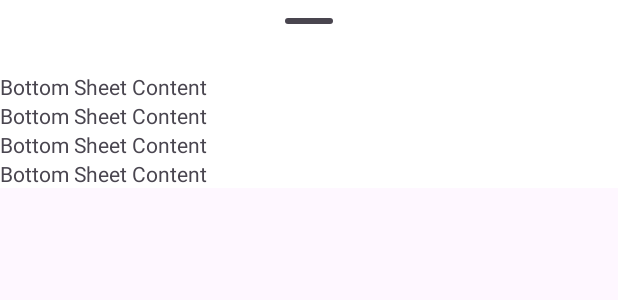
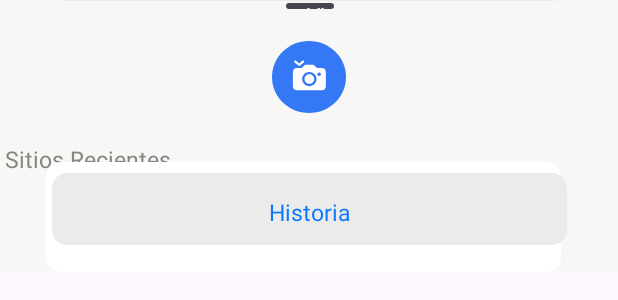
Before and after one commit to BrenSV/Mobile-Android, an Android app: the layout bottom_sheet_layout.xml on its own in the app's theme, with its tools: preview values and no code run, on a phone screen of 412 x 824 dp. Shown: the top 300 px of the screen. Run offline under Robolectric (Android 15) with nearby library versions, the phone set to English and light mode, and no system bars.

Commit message:
[Update Interfaces]

```diff
--- /dev/null
+++ b/BottomSheets/app/src/main/res/drawable/camera_foreground.xml
@@ -0,0 +1,19 @@
+<?xml version="1.0" encoding="utf-8"?>
+<vector
+    xmlns:android="http://schemas.android.com/apk/res/android"
+    xmlns:aapt="http://schemas.android.com/aapt"
+    android:width="36dp"
+    android:height="36dp"
+    android:viewportWidth="36"
+    android:viewportHeight="36"
+    >
+    <group>
+        <clip-path
+            android:pathData="M18 0C27.9411 0 36 8.05887 36 18C36 27.9411 27.9411 36 18 36C8.05887 36 0 27.9411 0 18C0 8.05887 8.05887 0 18 0Z"
+            />
+        <path
+            android:pathData="M0 0V36H36V0"
+            android:fillColor="#3478F6"
+            />
+    </group>
+</vector>
--- /dev/null
+++ b/BottomSheets/app/src/main/res/drawable/camera_shutter_button_fill.xml
@@ -0,0 +1,9 @@
+<vector xmlns:android="http://schemas.android.com/apk/res/android"
+    android:width="29dp"
+    android:height="28dp"
+    android:viewportWidth="29"
+    android:viewportHeight="28">
+  <path
+      android:pathData="M5.018,4.292L7.497,6.41C7.681,6.56 7.866,6.665 8.059,6.665C8.253,6.665 8.437,6.56 8.622,6.41L11.1,4.292C11.883,3.642 10.96,2.42 10.072,3.211L8.059,5.039L6.047,3.211C5.159,2.42 4.236,3.642 5.018,4.292ZM6.759,22.872H22.711C24.609,22.872 25.594,21.888 25.594,20.016V10.796C25.594,8.924 24.609,7.939 22.711,7.939H20.355C19.67,7.939 19.45,7.825 19.028,7.377L18.334,6.621C17.877,6.147 17.411,5.9 16.514,5.9H12.911C12.014,5.9 11.549,6.147 11.092,6.621L10.397,7.377C9.975,7.816 9.747,7.939 9.07,7.939H6.759C4.86,7.939 3.876,8.924 3.876,10.796V20.016C3.876,21.888 4.86,22.872 6.759,22.872ZM14.739,20.13C12.102,20.13 9.993,18.012 9.993,15.366C9.993,12.729 12.102,10.611 14.739,10.611C17.376,10.611 19.485,12.729 19.485,15.366C19.485,18.012 17.367,20.13 14.739,20.13ZM20.048,12.141C20.048,11.517 20.584,10.972 21.225,10.972C21.849,10.972 22.386,11.517 22.386,12.141C22.386,12.782 21.849,13.301 21.225,13.301C20.584,13.31 20.048,12.791 20.048,12.141ZM14.739,18.557C16.497,18.557 17.921,17.142 17.921,15.366C17.921,13.6 16.497,12.185 14.739,12.185C12.981,12.185 11.557,13.6 11.557,15.366C11.557,17.142 12.981,18.557 14.739,18.557Z"
+      android:fillColor="#ffffff"/>
+</vector>
--- /dev/null
+++ b/BottomSheets/app/src/main/res/drawable/gray_bubble.xml
@@ -0,0 +1,16 @@
+<?xml version="1.0" encoding="utf-8"?>
+<vector
+    xmlns:android="http://schemas.android.com/apk/res/android"
+    xmlns:aapt="http://schemas.android.com/aapt"
+    android:width="343dp"
+    android:height="48dp"
+    android:viewportWidth="343"
+    android:viewportHeight="48">
+    <group>
+        <clip-path
+            android:pathData="M10 0H333C338.523 0 343 4.47715 343 10V38C343 43.5228 338.523 48 333 48H10C4.47715 48 0 43.5228 0 38V10C0 4.47715 4.47715 0 10 0Z" />
+        <path
+            android:pathData="M0 0V48H343V0"
+            android:fillColor="@color/grayBubble" />
+    </group>
+</vector>
--- /dev/null
+++ b/BottomSheets/app/src/main/res/drawable/white_bubble.xml
@@ -0,0 +1,15 @@
+<?xml version="1.0" encoding="utf-8"?>
+<vector xmlns:android="http://schemas.android.com/apk/res/android"
+        xmlns:aapt="http://schemas.android.com/aapt"
+        android:width="343dp"
+        android:height="73dp"
+        android:viewportWidth="343"
+        android:viewportHeight="73">
+        <group>
+            <clip-path
+                android:pathData="M10 0H333C338.523 0 343 4.47715 343 10V63C343 68.5228 338.523 73 333 73H10C4.47715 73 0 68.5228 0 63V10C0 4.47715 4.47715 0 10 0Z" />
+            <path
+                android:pathData="M0 0V73H343V0"
+                android:fillColor="@color/white" />
+        </group>
+    </vector>
--- a/BottomSheets/app/src/main/res/layout/bottom_sheet_layout.xml
+++ b/BottomSheets/app/src/main/res/layout/bottom_sheet_layout.xml
@@ -2,10 +2,12 @@
 <LinearLayout
     xmlns:android="http://schemas.android.com/apk/res/android"
     xmlns:app="http://schemas.android.com/apk/res-auto"
+    xmlns:tools="http://schemas.android.com/tools"
     android:id="@+id/bottomSheet"
     android:layout_width="match_parent"
     android:layout_height="wrap_content"
-    android:background="@color/white"
+    android:background="@color/darkerWhite"
+    android:gravity="center"
     android:orientation="vertical"
     app:behavior_hideable="true"
     app:behavior_peekHeight="20dp"
@@ -14,27 +16,143 @@
     <!-- Bottom Sheet Content -->
     <!-- Add your UI components here -->
     <!-- Drag handle for accessibility -->
+    <androidx.constraintlayout.widget.ConstraintLayout
+        android:id="@+id/tableRow"
+        android:layout_width="match_parent"
+        android:layout_height="wrap_content">
+
         <com.google.android.material.bottomsheet.BottomSheetDragHandleView
             android:id="@+id/drag_handle"
-        android:layout_width="match_parent"
-        android:layout_height="wrap_content" />
+            android:layout_width="47dp"
+            android:layout_height="27dp"
+            app:layout_constraintEnd_toEndOf="parent"
+            app:layout_constraintStart_toStartOf="parent"
+            app:layout_constraintTop_toTopOf="parent" />
+
+        <ImageButton
+            android:id="@+id/cameraButton"
+            android:layout_width="49dp"
+            android:layout_height="48dp"
+            android:background="@drawable/camera_foreground"
+            android:src="@drawable/camera_shutter_button_fill"
+            app:layout_constraintEnd_toEndOf="parent"
+            app:layout_constraintStart_toStartOf="parent"
+            app:layout_constraintTop_toBottomOf="@+id/drag_handle" />
 
         <TextView
-        android:layout_width="match_parent"
+            android:id="@+id/sitios_reci"
+            android:layout_width="113dp"
+            android:layout_height="18dp"
+            android:layout_marginStart="2dp"
+            android:layout_marginTop="20dp"
+            android:layout_marginEnd="296dp"
+            android:gravity="center_horizontal|top"
+            android:text="@string/sitios_reci"
+            android:textAppearance="@style/sitios_reci"
+            app:layout_constraintEnd_toEndOf="parent"
+            app:layout_constraintHorizontal_bias="0.0"
+            app:layout_constraintStart_toStartOf="parent"
+            app:layout_constraintTop_toBottomOf="@+id/cameraButton" />
+
+        <ImageView
+            android:id="@+id/imageView"
+            android:layout_width="wrap_content"
             android:layout_height="wrap_content"
-        android:text="Bottom Sheet Content" />
+            android:layout_marginStart="30dp"
+            android:layout_marginTop="16dp"
+            android:layout_marginEnd="38dp"
+            android:src="@drawable/white_bubble"
+            app:layout_constraintBottom_toTopOf="@+id/compartirView"
+            app:layout_constraintEnd_toEndOf="parent"
+            app:layout_constraintHorizontal_bias="1.0"
+            app:layout_constraintStart_toStartOf="parent"
+            app:layout_constraintTop_toBottomOf="@+id/sitios_reci"
+            app:layout_constraintVertical_bias="0.084" />
+
         <TextView
-        android:layout_width="match_parent"
+            android:id="@+id/nomLugar"
+            android:layout_width="172dp"
+            android:layout_height="21dp"
+            android:layout_marginTop="4dp"
+            android:text="Nombre de Lugar"
+            android:textAlignment="textStart"
+            android:textAppearance="@style/nombre_lugar"
+            app:layout_constraintEnd_toEndOf="@+id/imageView"
+            app:layout_constraintHorizontal_bias="0.497"
+            app:layout_constraintStart_toStartOf="@+id/imageView"
+            app:layout_constraintTop_toTopOf="@+id/imageView" />
+
+        <TextView
+            android:id="@+id/descLugar"
+            android:layout_width="245.55dp"
+            android:layout_height="18dp"
+            android:layout_marginTop="8dp"
+            android:gravity="top"
+            android:text="Descripcion"
+            android:textAppearance="@style/desc_lugar"
+            app:layout_constraintEnd_toEndOf="@+id/imageView"
+            app:layout_constraintHorizontal_bias="0.876"
+            app:layout_constraintStart_toStartOf="@+id/imageView"
+            app:layout_constraintTop_toBottomOf="@+id/nomLugar" />
+
+        <ImageView
+            android:id="@+id/historialView"
+            android:layout_width="343dp"
+            android:layout_height="48dp"
+            android:layout_marginTop="16dp"
+            android:background="@drawable/gray_bubble"
+            app:layout_constraintBottom_toTopOf="@+id/compartirView"
+            app:layout_constraintEnd_toEndOf="parent"
+            app:layout_constraintStart_toStartOf="parent"
+            app:layout_constraintTop_toBottomOf="@+id/imageView"
+            app:layout_constraintVertical_bias="0.28" />
+
+        <TextView
+            android:id="@+id/historial"
+            android:layout_width="58dp"
+            android:layout_height="18dp"
+            android:gravity="center_horizontal|top"
+            android:text="@string/historial"
+            android:textAppearance="@style/bubble_text"
+            app:layout_constraintBottom_toBottomOf="@+id/historialView"
+            app:layout_constraintEnd_toEndOf="@+id/historialView"
+            app:layout_constraintStart_toStartOf="@+id/historialView"
+            app:layout_constraintTop_toTopOf="@+id/historialView" />
+
+        <ImageView
+            android:id="@+id/compartirView"
+            android:layout_width="343dp"
+            android:layout_height="48dp"
+            android:background="@drawable/gray_bubble"
+            app:layout_constraintBottom_toTopOf="@+id/textView3"
+            app:layout_constraintEnd_toEndOf="parent"
+            app:layout_constraintStart_toStartOf="parent" />
+
+        <TextView
+            android:id="@+id/compartir"
+            android:layout_width="wrap_content"
             android:layout_height="wrap_content"
-        android:text="Bottom Sheet Content" />
+            android:gravity="center_horizontal|top"
+            android:text="@string/compartir"
+            android:textAppearance="@style/bubble_text"
+            app:layout_constraintBottom_toBottomOf="@+id/compartirView"
+            app:layout_constraintEnd_toEndOf="@+id/compartirView"
+            app:layout_constraintHorizontal_bias="0.497"
+            app:layout_constraintStart_toStartOf="@+id/compartirView"
+            app:layout_constraintTop_toTopOf="@+id/compartirView" />
+
         <TextView
-        android:layout_width="match_parent"
+            android:id="@+id/textView3"
+            android:layout_width="wrap_content"
             android:layout_height="wrap_content"
-        android:text="Bottom Sheet Content" />
-    <TextView
-        android:layout_width="match_parent"
-        android:layout_height="wrap_content"
-        android:text="Bottom Sheet Content" />
+            android:text="TextView"
+            app:layout_constraintEnd_toEndOf="parent"
+            android:textColor="@color/darkerWhite"
+            app:layout_constraintStart_toStartOf="parent"
+            tools:layout_editor_absoluteY="345dp" />
+
+
+    </androidx.constraintlayout.widget.ConstraintLayout>
 
     <!-- Add your TextViews or other components here -->
 
--- a/BottomSheets/app/src/main/res/layout/content_main.xml
+++ b/BottomSheets/app/src/main/res/layout/content_main.xml
@@ -1,9 +1,9 @@
 <?xml version="1.0" encoding="utf-8"?>
 <androidx.coordinatorlayout.widget.CoordinatorLayout xmlns:android="http://schemas.android.com/apk/res/android"
+    xmlns:tools="http://schemas.android.com/tools"
+    xmlns:app="http://schemas.android.com/apk/res-auto"
     android:layout_width="match_parent"
     android:layout_height="match_parent"
-    xmlns:tools="http://schemas.android.com/tools"
-    xmlns:app="http://schemas.android.com/apk/res-auto"
     android:background="@android:color/background_light"
     android:fitsSystemWindows="true"
     app:layout_constraintEnd_toEndOf="parent"
--- a/BottomSheets/app/src/main/res/values/colors.xml
+++ b/BottomSheets/app/src/main/res/values/colors.xml
@@ -2,4 +2,9 @@
 <resources>
     <color name="black">#FF000000</color>
     <color name="white">#FFFFFFFF</color>
+    <color name="darkerWhite">#F7F7F6</color>
+    <color name="textColorGray">#868782</color>
+    <color name="textColorBlacK">#000000</color>
+    <color name="blue">#0C79FE</color>
+    <color name="grayBubble">#EBEBEB</color>
 </resources>
--- a/BottomSheets/app/src/main/res/values/strings.xml
+++ b/BottomSheets/app/src/main/res/values/strings.xml
@@ -1,6 +1,11 @@
 <resources>
     <string name="google_maps_key" translatable="false" templateMergeStrategy="preserve">
-        AIzaSyBZ2cErjYjwgX7gE7_YKvm5JnHoV_eV9Xs
+      YOUR_API_KEY
     </string>
+
     <string name="app_name"> Bottom Sheets</string>
+    <string name="sitios_reci">Sitios Recientes</string>
+    <string name="historial">Historial</string>
+    <string name="compartir">Compartir Ubicación</string>
+
 </resources>
--- /dev/null
+++ b/BottomSheets/app/src/main/res/values/styles.xml
@@ -0,0 +1,22 @@
+<?xml version="1.0" encoding="utf-8"?>
+<resources>
+    <style name="sitios_reci">
+        <item name="android:textSize">15sp</item>
+        <item name="android:textColor">@color/textColorGray</item>
+    </style>
+
+    <style name="nombre_lugar">
+        <item name="android:textSize">17sp</item>
+        <item name="android:textColor">@color/textColorBlacK</item>
+    </style>
+
+    <style name="desc_lugar">
+        <item name="android:textSize">15sp</item>
+        <item name="android:textColor">@color/textColorGray</item>
+    </style>
+
+    <style name="bubble_text">
+        <item name="android:textSize">15sp</item>
+        <item name="android:textColor">@color/blue</item>
+    </style>
+</resources>
```
Lines whose indentation alone changed are shown as unchanged.
